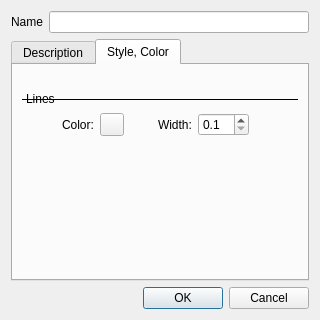
Qt form src/plugins/render/annotate/EditPolylineDialog.ui (calincru/marble) before a commit.
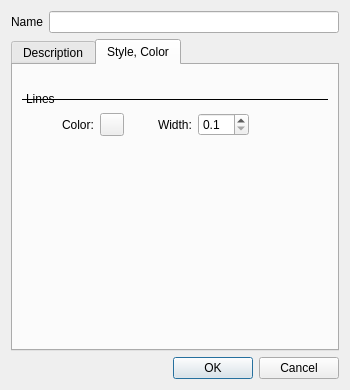
The same form after that commit.

Commit message: Now each dialog has the same window size - increases consistency

Diff of the .ui file:
```diff
--- a/src/plugins/render/annotate/EditPolylineDialog.ui
+++ b/src/plugins/render/annotate/EditPolylineDialog.ui
@@ -6,8 +6,8 @@
    <rect>
     <x>0</x>
     <y>0</y>
-    <width>320</width>
-    <height>320</height>
+    <width>350</width>
+    <height>390</height>
    </rect>
   </property>
   <property name="windowTitle">
```
The commit also changes 4 other files.
